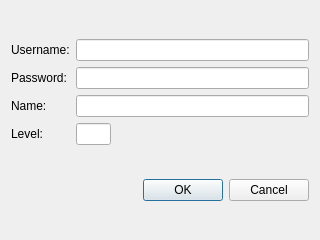
jrile/eventhandler, file ui/edit_user.ui: the form before one commit.
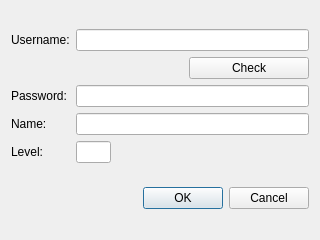
The form after the commit.

The edit to the form file:
```diff
--- a/ui/edit_user.ui
+++ b/ui/edit_user.ui
@@ -26,34 +26,34 @@
      <item row="0" column="1">
       <widget class="QLineEdit" name="username"/>
      </item>
-     <item row="1" column="0">
+     <item row="2" column="0">
       <widget class="QLabel" name="label_2">
        <property name="text">
         <string>Password:</string>
        </property>
       </widget>
      </item>
-     <item row="1" column="1">
+     <item row="2" column="1">
       <widget class="QLineEdit" name="password"/>
      </item>
-     <item row="2" column="0">
+     <item row="3" column="0">
       <widget class="QLabel" name="label_3">
        <property name="text">
         <string>Name:</string>
        </property>
       </widget>
      </item>
-     <item row="2" column="1">
+     <item row="3" column="1">
       <widget class="QLineEdit" name="name"/>
      </item>
-     <item row="3" column="0">
+     <item row="4" column="0">
       <widget class="QLabel" name="label_4">
        <property name="text">
         <string>Level:</string>
        </property>
       </widget>
      </item>
-     <item row="3" column="1">
+     <item row="4" column="1">
       <widget class="QLineEdit" name="level">
        <property name="maximumSize">
         <size>
@@ -66,6 +66,22 @@
        </property>
       </widget>
      </item>
+     <item row="1" column="1">
+      <widget class="QPushButton" name="check">
+       <property name="maximumSize">
+        <size>
+         <width>120</width>
+         <height>16777215</height>
+        </size>
+       </property>
+       <property name="layoutDirection">
+        <enum>Qt::RightToLeft</enum>
+       </property>
+       <property name="text">
+        <string>Check</string>
+       </property>
+      </widget>
+     </item>
     </layout>
    </item>
    <item>
```
Left out of the diff: 8 changed lines with no effect on the pictures.
